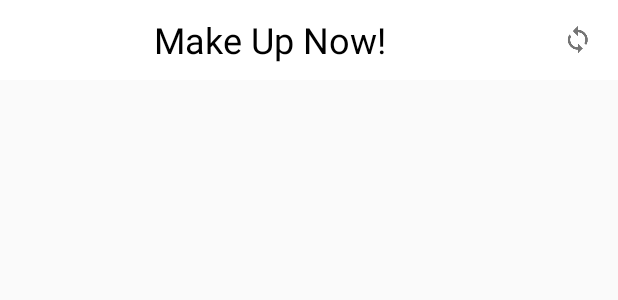
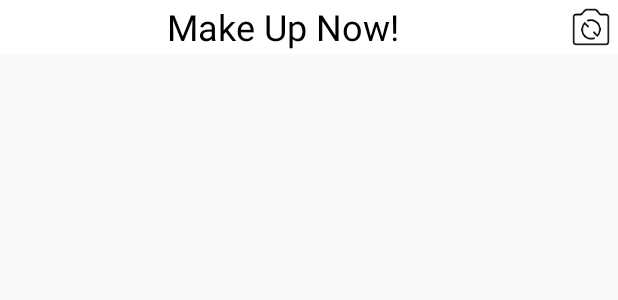
Before and after one commit to YiAnTy/TLL_FR, an Android app: the layout header.xml on its own in the app's theme, with its tools: preview values and no code run, on a phone screen of 412 x 824 dp. Shown: the top 300 px of the screen. Run offline under Robolectric (Android 15) with nearby library versions, the phone set to English and light mode, and no system bars.

Commit message:
修改切换摄像头的图标

```diff
--- a/app/src/main/res/layout/header.xml
+++ b/app/src/main/res/layout/header.xml
@@ -20,7 +20,7 @@
         android:id="@+id/img_camera_side"
         android:layout_width="wrap_content"
         android:layout_height="wrap_content"
-        android:src="@mipmap/ic_loop"
+        android:src="@mipmap/ic_change_cam_side"
         android:layout_gravity="center"
         android:layout_margin="5dp"/>
 
```
Also changed, not shown: app/src/main/res/mipmap-xhdpi/ic_change_cam_side.png (added).
